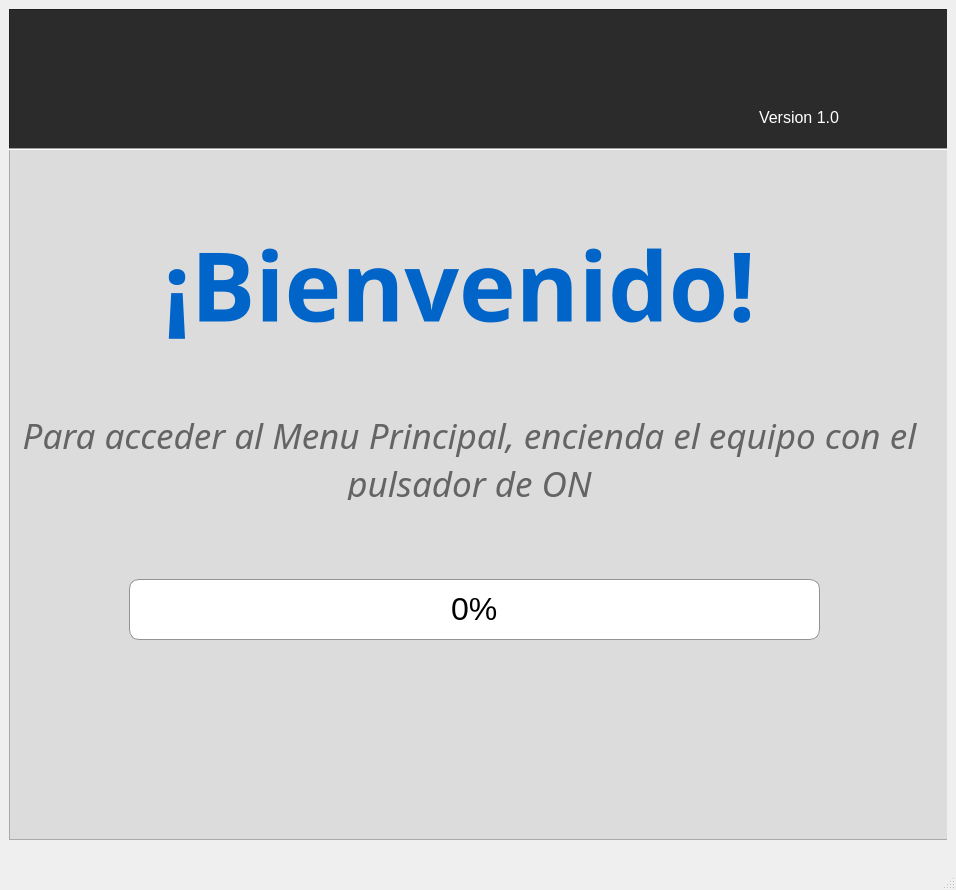
Above: software-aura1000/gui/pyqt_gui.ui from pablinleiva235/Proyecto-Final before the change. Below: the same form after it.
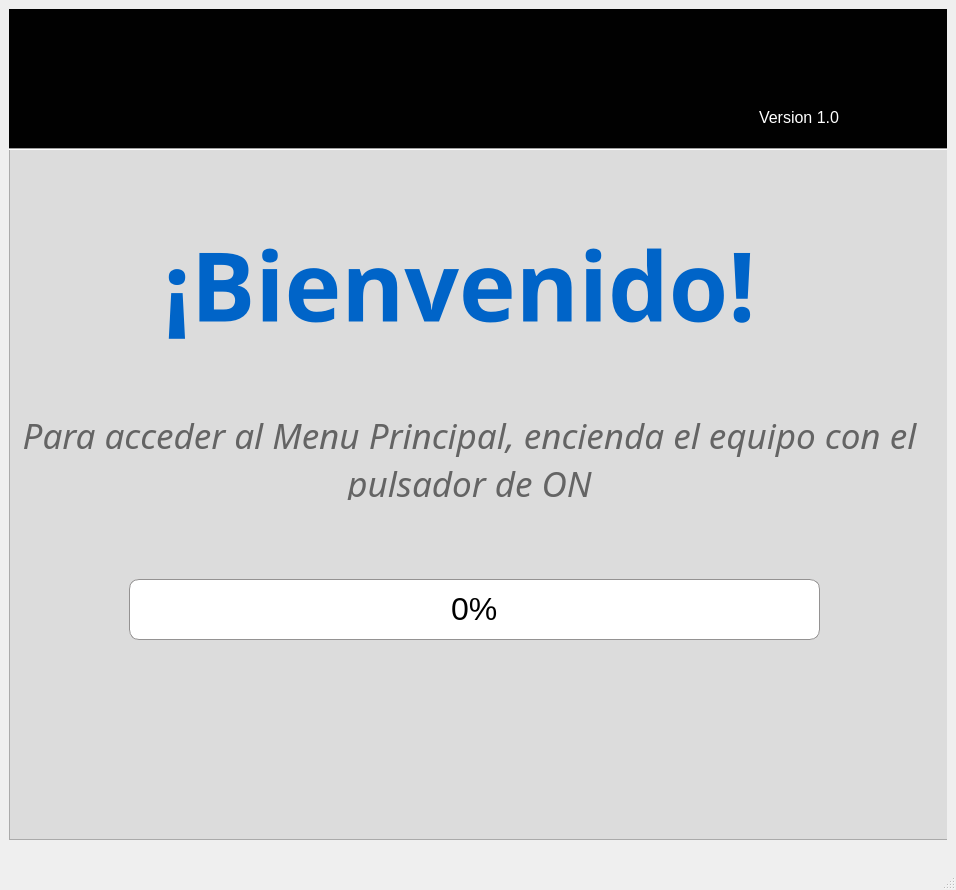
That is the form after the change. The open tabs and pages were chosen to show the change. Icons and pictures are not drawn.

Commit message: Se mejoro esteticamente la interfaz

Diff of the .ui file:
```diff
--- a/software-aura1000/gui/pyqt_gui.ui
+++ b/software-aura1000/gui/pyqt_gui.ui
@@ -2658,7 +2658,7 @@
         </property>
         <property name="styleSheet">
          <string notr="true">QFrame {
-    background-color: rgb(43, 43, 43);
+    background-color: rgb(1, 1, 1);
 }</string>
         </property>
         <property name="frameShape">
```
Left out of the diff: 2 changed lines with no effect on the pictures. The commit also changes 1 other file.
